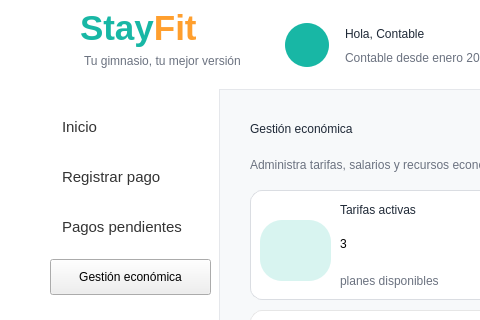
This is Proyecto/src/vista/Ui/interfaz_contable_gestion_economica.ui in smonts01/Ingenieria-del-software as Qt 5 draws it before an edit; both pictures show x 0 to 480 and y 0 to 320 of the 1200 by 700 pixel window. The edited form follows.
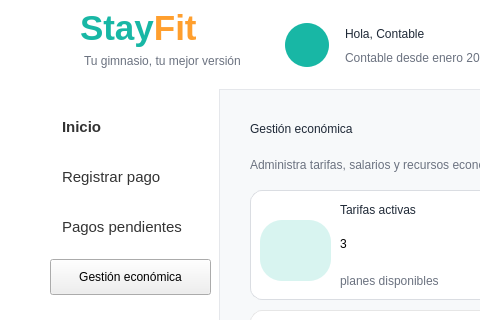
This is the edited form. Icons and pictures are not drawn.

```diff
--- a/Proyecto/src/vista/Ui/interfaz_contable_gestion_economica.ui
+++ b/Proyecto/src/vista/Ui/interfaz_contable_gestion_economica.ui
@@ -567,6 +567,9 @@
       <font>
        <family>Segoe UI</family>
        <pointsize>11</pointsize>
+       <weight>75</weight>
+       <italic>false</italic>
+       <bold>true</bold>
       </font>
      </property>
      <property name="mouseTracking">
```
Left out of the diff: 24 changed lines with no effect on the pictures.
